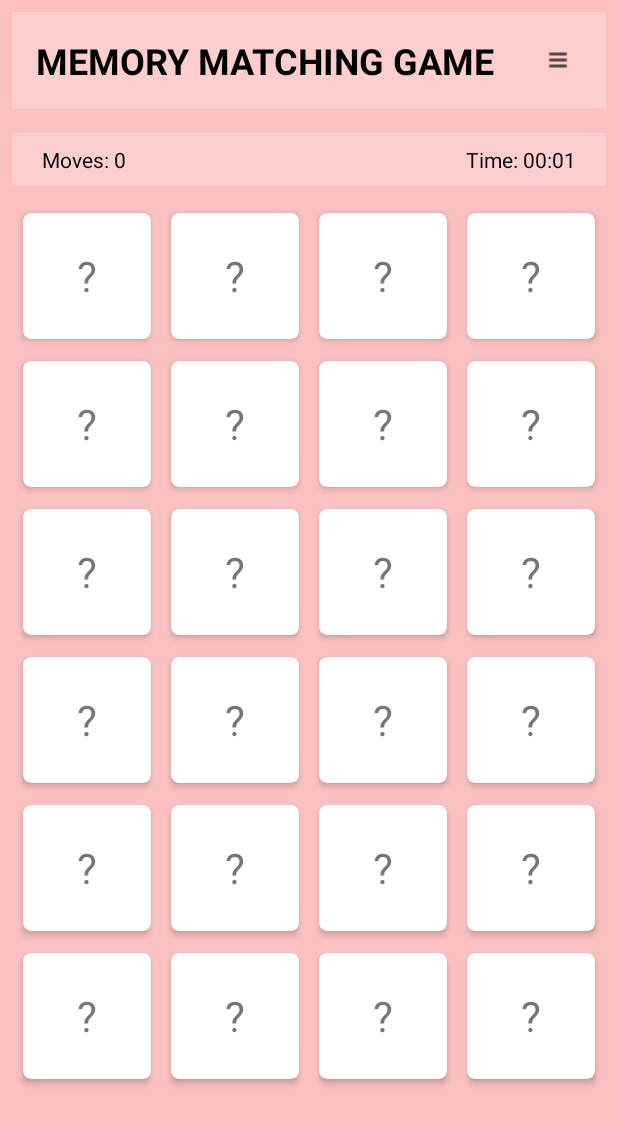
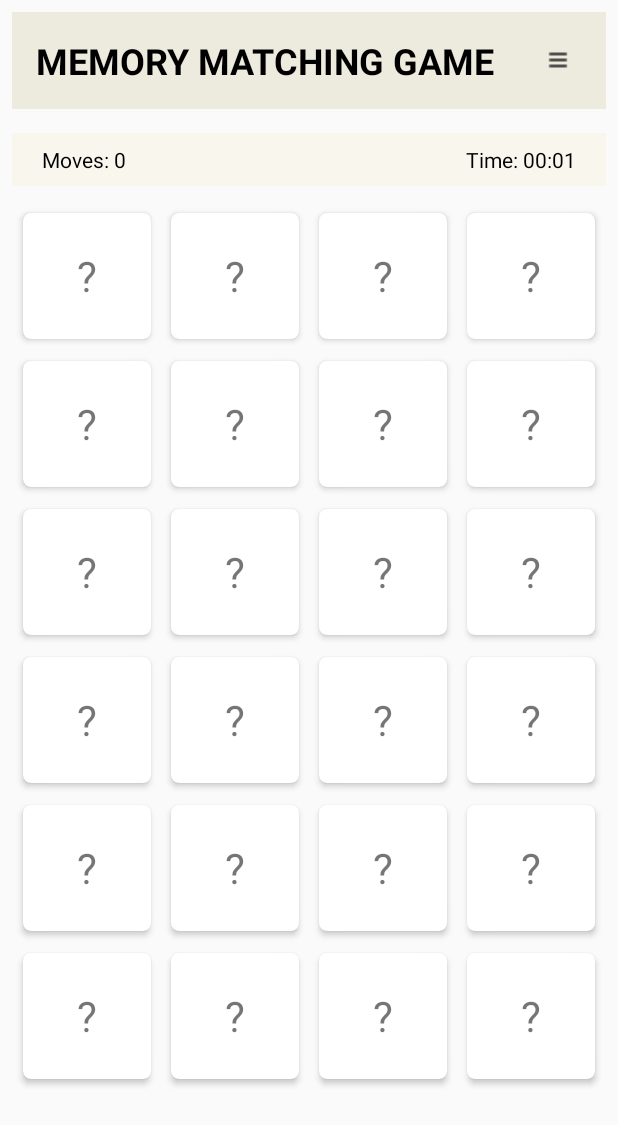
Before and after one commit to an-m1/EECS4443_MemoryGame, an Android app: the MainActivity screen opened directly, with no data from a screen before it, on a phone screen of 412 x 824 dp. Shown: the top 1125 px of the screen. Run offline under Robolectric (Android 15) with nearby library versions, the phone set to English and light mode, and no system bars.

Commit message:
Update UI colors in layout files for improved aesthetics and readability

```diff
--- a/MemoryCardGame/app/src/main/res/layout/activity_home.xml
+++ b/MemoryCardGame/app/src/main/res/layout/activity_home.xml
@@ -2,7 +2,7 @@
 <RelativeLayout xmlns:android="http://schemas.android.com/apk/res/android"
     android:layout_width="match_parent"
     android:layout_height="match_parent"
-    android:background="#3AFF0000">
+    android:background="#EDEADE">
 
     <LinearLayout
         android:layout_width="match_parent"
@@ -33,7 +33,7 @@
             android:layout_width="250dp"
             android:layout_height="wrap_content"
             android:layout_marginBottom="20dp"
-            android:background="#4CAF50"
+            android:background="#7EBF80"
             android:padding="20dp"
             android:text="PLAY GAME"
             android:textColor="#FFFFFF"
@@ -45,7 +45,7 @@
             android:layout_width="250dp"
             android:layout_height="wrap_content"
             android:layout_marginBottom="20dp"
-            android:background="#FF9800"
+            android:background="#C5AA82"
             android:padding="16dp"
             android:text="SETTINGS"
             android:textColor="#FFFFFF"
--- a/MemoryCardGame/app/src/main/res/layout/activity_main.xml
+++ b/MemoryCardGame/app/src/main/res/layout/activity_main.xml
@@ -2,7 +2,7 @@
 <RelativeLayout xmlns:android="http://schemas.android.com/apk/res/android"
     android:layout_width="match_parent"
     android:layout_height="match_parent"
-    android:background="#3AFF0000">
+    android:background="#3AF8F8F8">
 
     <LinearLayout
         android:layout_width="match_parent"
@@ -17,7 +17,7 @@
                 android:layout_width="match_parent"
                 android:layout_height="wrap_content"
                 android:layout_margin="8dp"
-                android:background="#33FFFFFF"
+                android:background="#EDEADE"
                 android:gravity="start"
                 android:padding="16dp"
                 android:text="MEMORY MATCHING GAME"
@@ -41,7 +41,7 @@
             android:layout_width="match_parent"
             android:layout_height="wrap_content"
             android:layout_margin="8dp"
-            android:background="#33FFFFFF"
+            android:background="#F9F6EE"
             android:padding="8dp">
 
             <TextView
@@ -83,7 +83,7 @@
             android:layout_width="300dp"
             android:layout_height="wrap_content"
             android:layout_gravity="center"
-            android:background="#4D394B"
+            android:background="#EDEADE"
             android:elevation="8dp"
             android:gravity="center"
             android:orientation="vertical"
@@ -95,7 +95,7 @@
                 android:layout_marginBottom="32dp"
                 android:gravity="center"
                 android:text="GAME PAUSED"
-                android:textColor="#FFEB3B"
+                android:textColor="#000000"
                 android:textSize="28sp"
                 android:textStyle="bold" />
 
--- a/MemoryCardGame/app/src/main/res/layout/activity_settings.xml
+++ b/MemoryCardGame/app/src/main/res/layout/activity_settings.xml
@@ -3,7 +3,7 @@
     xmlns:app="http://schemas.android.com/apk/res-auto"
     android:layout_width="match_parent"
     android:layout_height="match_parent"
-    android:background="#FFE0E0">
+    android:background="#FFFFFF">
     <!--FFF2E0 is also a good colour-->
 
     <RelativeLayout
@@ -11,7 +11,7 @@
         android:layout_width="match_parent"
         android:layout_height="wrap_content"
         android:padding="16dp"
-        android:background="#C23B3B">
+        android:background="#EDEADE">
         <!--C2723B is also a good colour-->
         <ImageButton
             android:id="@+id/backButton"
@@ -30,7 +30,7 @@
             android:text="SETTINGS"
             android:textSize="34sp"
             android:textStyle="bold"
-            android:textColor="#FFFFFF"
+            android:textColor="#000000"
             android:layout_centerInParent="true"/>
     </RelativeLayout>
 
--- a/MemoryCardGame/app/src/main/res/values/colors.xml
+++ b/MemoryCardGame/app/src/main/res/values/colors.xml
@@ -7,4 +7,6 @@
     <color name="teal_700">#FF018786</color>
     <color name="black">#FF000000</color>
     <color name="white">#FFFFFFFF</color>
+    <color name="header">#7CED9494</color>
+    <color name="header2">#33ED9494</color>
 </resources>
```
